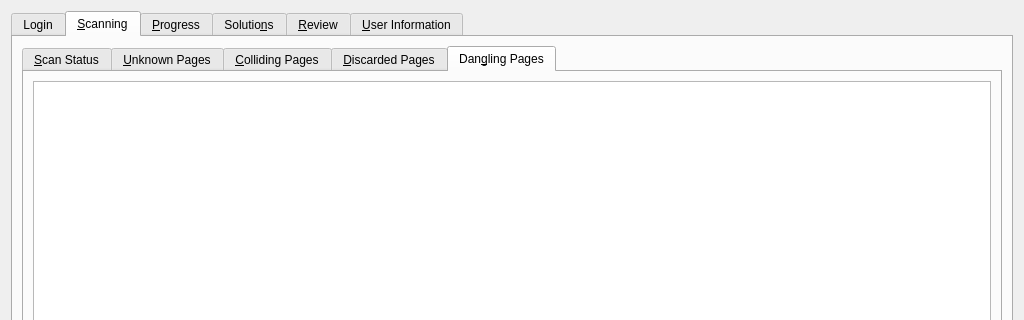
This is qtCreatorFiles/ui_manager.ui in plomgrading/plom as Qt 5 draws it before an edit; both pictures show x 0 to 1024 and y 0 to 320 of the 1024 by 660 pixel window. The edited form follows.
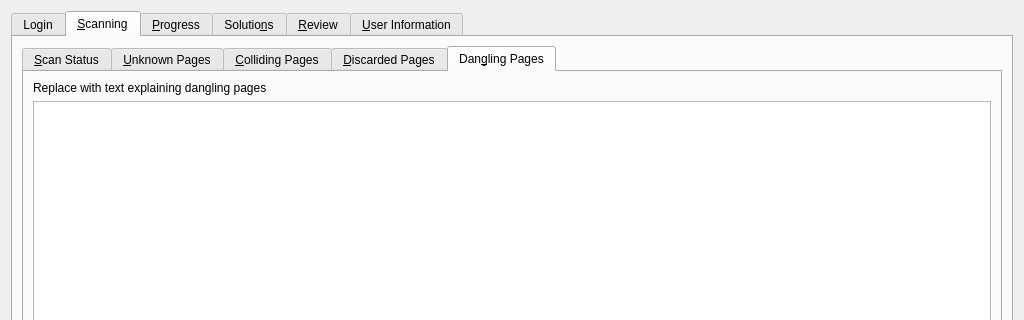
This is the edited form. The open tabs and pages were chosen to show the change.

Commit message:
Add label explaining dangling pages
Fixes #2044.

Patch:
```diff
--- a/qtCreatorFiles/ui_manager.ui
+++ b/qtCreatorFiles/ui_manager.ui
@@ -535,6 +535,13 @@
            <string>Dan&amp;gling Pages</string>
           </attribute>
           <layout class="QVBoxLayout" name="verticalLayout_30">
+           <item>
+            <widget class="QLabel" name="labelDanglingExplain">
+             <property name="text">
+              <string>Replace with text explaining dangling pages</string>
+             </property>
+            </widget>
+           </item>
            <item>
             <widget class="QTableView" name="danglingTV">
              <property name="editTriggers">
```
The commit also changes 2 other files.
